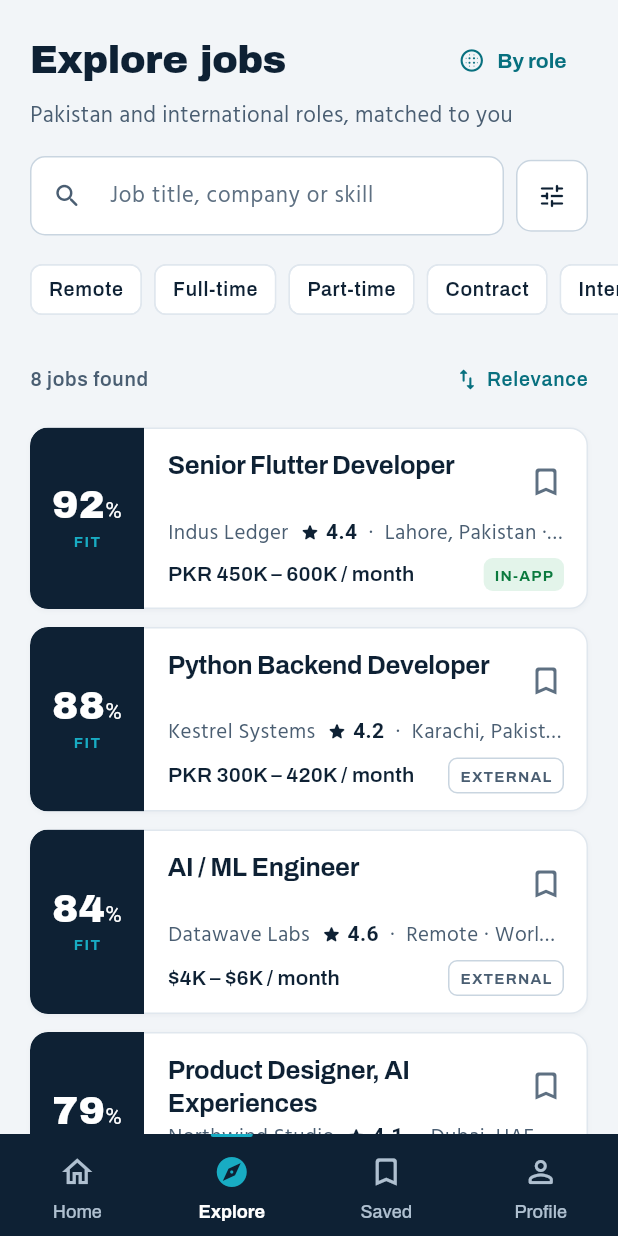
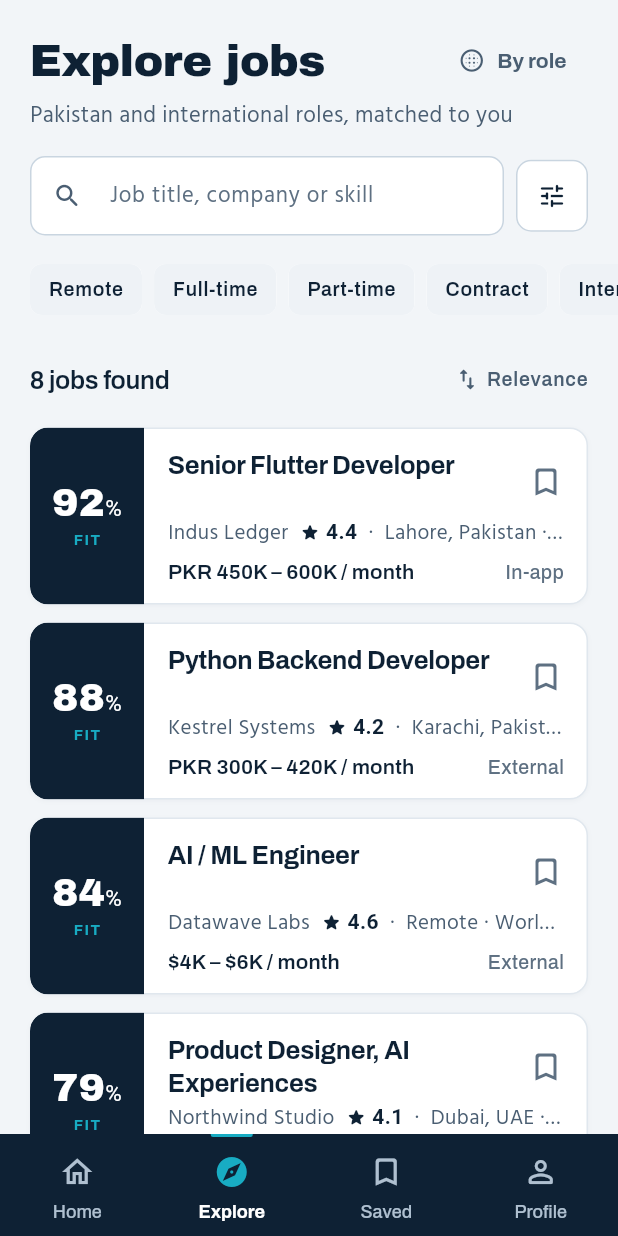
Before and after one commit to scalesharkapps-dot/SharkHire-Flutter-Web, a Flutter app: the ExploreScreen screen opened by its route, on a phone screen of 412 x 824 dp. Run offline on Flutter 3.47's test engine with Material 3 defaults, Android fonts, the phone set to English and light mode, and no system bars; our stand-ins replace cupertino_ui, file_picker, flutter_riverpod, flutter_secure_storage, go_router, material_ui; missing offline and left inert: purchases_flutter; accounts and stored records are empty.

Commit message:
redesign: explore (bigger heading, filled chips, grey sort and By role, quiet source label)
Co-Authored-By: Claude Opus 5.5 <noreply@anthropic.com>

```diff
--- a/mobile_app/lib/features/job_search/presentation/screens/explore_screen.dart
+++ b/mobile_app/lib/features/job_search/presentation/screens/explore_screen.dart
@@ -76,10 +76,13 @@ class _ExploreScreenState extends ConsumerState<ExploreScreen> {
                         Expanded(
                           child: Text(
                             'Explore jobs',
-                            style: text.headlineMedium,
+                            style: text.headlineLarge,
                           ),
                         ),
                         TextButton.icon(
+                          style: TextButton.styleFrom(
+                            foregroundColor: AppColors.textSecondary,
+                          ),
                           onPressed: () => context.push(AppRoutes.roles),
                           icon: const Icon(Icons.blur_circular_rounded),
                           label: const Text('By role'),
@@ -130,8 +133,9 @@ class _ExploreScreenState extends ConsumerState<ExploreScreen> {
                       labelStyle: text.labelMedium?.copyWith(
                         color: selected ? AppColors.onInk : AppColors.ink,
                       ),
+                      backgroundColor: AppColors.surfaceMuted,
                       side: BorderSide(
-                        color: selected ? AppColors.ink : AppColors.border,
+                        color: selected ? AppColors.ink : Colors.transparent,
                       ),
                     );
                   },
@@ -164,9 +168,7 @@ class _ExploreScreenState extends ConsumerState<ExploreScreen> {
                               ) ??
                               'Searching…',
                           key: ValueKey(results.value?.length),
-                          style: text.labelMedium?.copyWith(
-                            color: AppColors.textSecondary,
-                          ),
+                          style: text.titleMedium,
                         ),
                       ),
                     ),
@@ -282,11 +284,17 @@ class _SortMenu extends StatelessWidget {
           child: Row(
             mainAxisSize: MainAxisSize.min,
             children: [
-              Icon(Icons.swap_vert_rounded, size: 18, color: AppColors.ocean),
+              Icon(
+                Icons.swap_vert_rounded,
+                size: 18,
+                color: AppColors.textSecondary,
+              ),
               const SizedBox(width: 4),
               Text(
                 value.label,
-                style: text.labelMedium?.copyWith(color: AppColors.ocean),
+                style: text.labelMedium?.copyWith(
+                  color: AppColors.textSecondary,
+                ),
               ),
             ],
           ),
--- a/mobile_app/lib/shared/widgets/job_card.dart
+++ b/mobile_app/lib/shared/widgets/job_card.dart
@@ -171,7 +171,7 @@ class _CompanyLine extends StatelessWidget {
   }
 }
 
-/// Compact source badge: "IN-APP" (apply on SharkHire) or "EXTERNAL".
+/// Quiet source label: "In-app" (apply on SharkHire) or "External".
 class _SourceBadge extends StatelessWidget {
   const _SourceBadge({required this.internal});
 
@@ -182,22 +182,13 @@ class _SourceBadge extends StatelessWidget {
     return Semantics(
       label: internal ? 'Apply in-app' : 'External job',
       excludeSemantics: true,
-      child: Container(
-        padding: const EdgeInsets.symmetric(horizontal: 7, vertical: 4),
-        decoration: BoxDecoration(
-          color: internal ? AppColors.successTint : Colors.transparent,
-          borderRadius: AppRadius.smAll,
-          border: internal ? null : Border.all(color: AppColors.borderStrong),
-        ),
-        child: Text(
-          internal ? 'IN-APP' : 'EXTERNAL',
-          style: TextStyle(
-            fontFamily: AppFonts.label,
-            fontWeight: FontWeight.w700,
-            fontSize: 10,
-            letterSpacing: 0.8,
-            color: internal ? AppColors.success : AppColors.textSecondary,
-          ),
+      child: Text(
+        internal ? 'In-app' : 'External',
+        style: TextStyle(
+          fontFamily: AppFonts.label,
+          fontWeight: FontWeight.w500,
+          fontSize: 13,
+          color: AppColors.textTertiary,
         ),
       ),
     );
```
